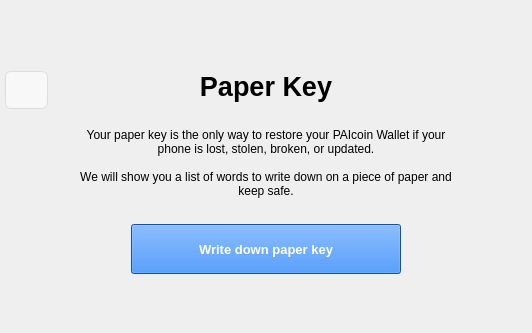
projectpai/paicoin, file src/qt/forms/paperkeyintropage.ui: the form before one commit; both pictures show x 135 to 667 and y 0 to 333 of the 787 by 452 pixel window.
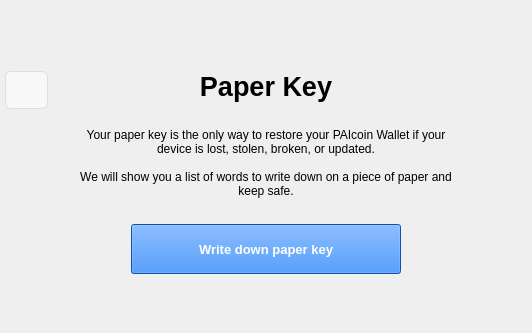
The form after the commit. Icons and pictures are not drawn.

Commit message: Changed 'phone' to 'device' when informing the user about the Paper Key

What changed in the file:
```diff
--- a/src/qt/forms/paperkeyintropage.ui
+++ b/src/qt/forms/paperkeyintropage.ui
@@ -162,7 +162,7 @@
           <string notr="true">margin-bottom:20;</string>
          </property>
          <property name="text">
-          <string>Your paper key is the only way to restore your PAIcoin Wallet if your phone is lost, stolen, broken, or updated.
+          <string>Your paper key is the only way to restore your PAIcoin Wallet if your device is lost, stolen, broken, or updated.
 
 We will show you a list of words to write down on a piece of paper and keep safe.</string>
          </property>
```
The commit also changes 1 other file.
